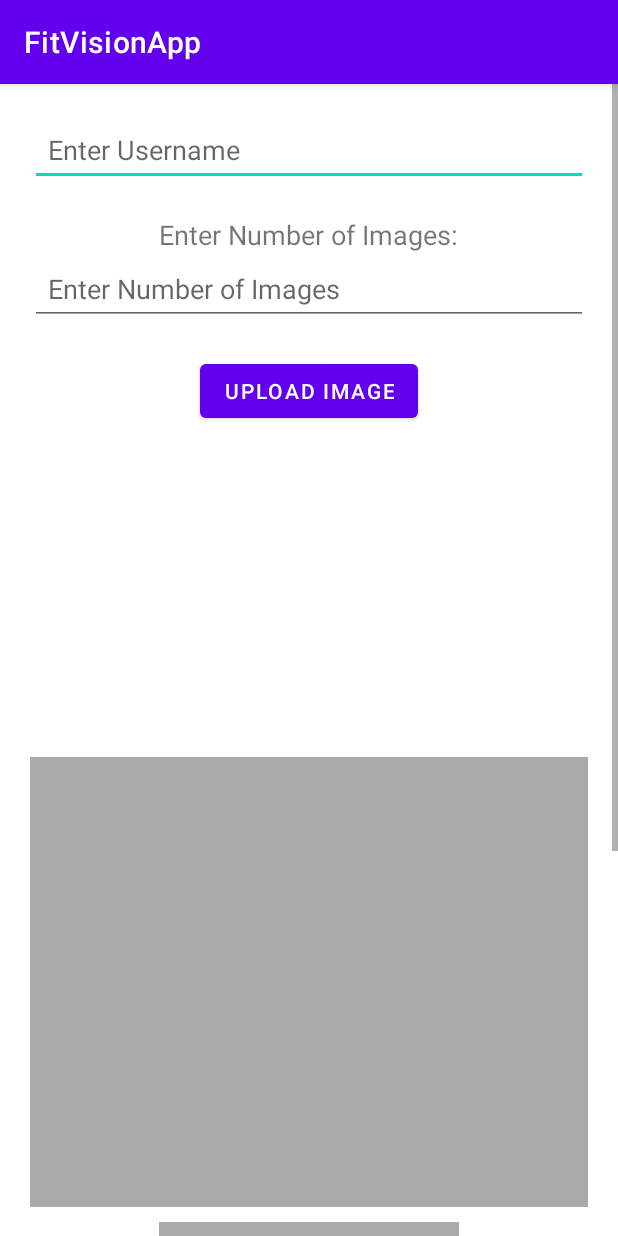
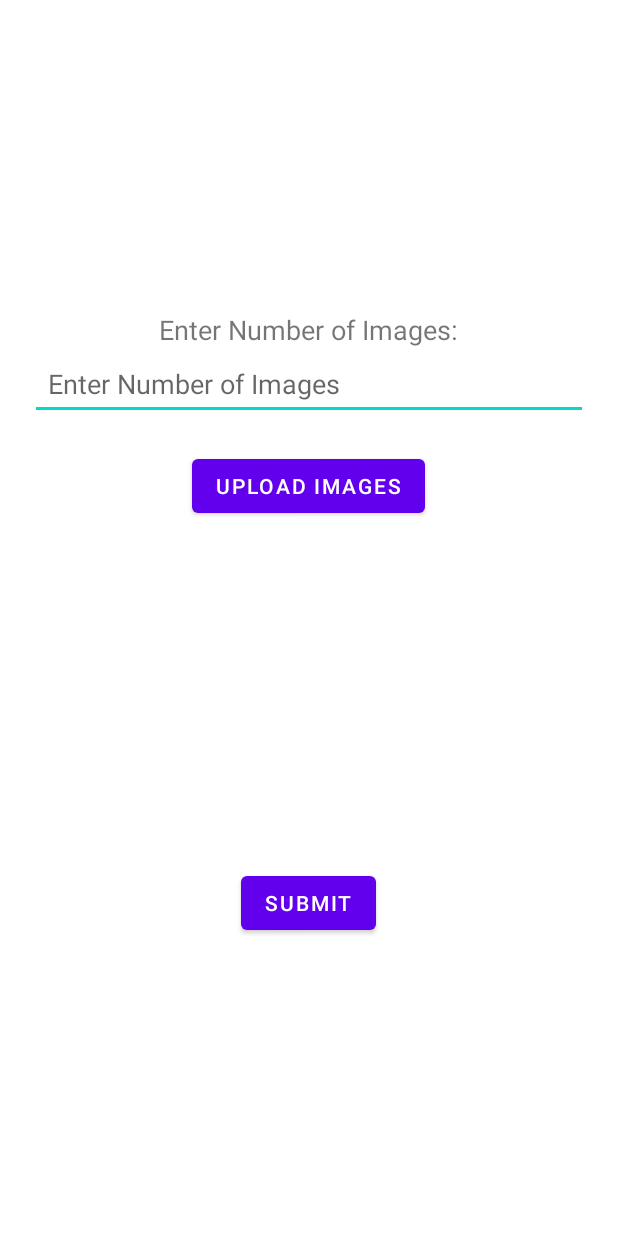
Before and after one commit to lightningmq95/FitVision, an Android app: the fragment ImageAnalysisFragment shown on its own in the app's theme, on a phone screen of 412 x 824 dp. Run offline under Robolectric (Android 15) with nearby library versions, the phone set to English and light mode, and no system bars; pictures from the network do not load.

Commit message:
temporarily disabled login, edited image analysis pg

```diff
--- a/FitVisionApp/app/src/main/java/com/example/fitvisionapp/network/ApiService.java
+++ b/FitVisionApp/app/src/main/java/com/example/fitvisionapp/network/ApiService.java
@@ -2,26 +2,23 @@ package com.example.fitvisionapp.network;
 
 import java.util.List;
 import java.util.Map;
-
 import okhttp3.MultipartBody;
-import okhttp3.RequestBody;
 import retrofit2.Call;
-import retrofit2.http.Body;
 import retrofit2.http.Multipart;
 import retrofit2.http.POST;
 import retrofit2.http.Part;
+import retrofit2.http.Body;
 
 public interface ApiService {
 
-    // Method 1: Send multiple images and username, get category & color
+    // ✅ Fix: Removed username! Now it only expects multiple images
     @Multipart
     @POST("/analyze")
     Call<List<Map<String, String>>> analyzeImages(
-            @Part("username") RequestBody username,
             @Part List<MultipartBody.Part> images
     );
 
-    // Method 2: Send corrected category, color, and image name
+    // ✅ Fix: Ensure corrections are sent correctly
     @POST("/sendCorrections")
     Call<Map<String, String>> sendCorrections(@Body List<Map<String, String>> corrections);
 }
--- a/FitVisionApp/app/src/main/res/layout/fragment_image_analysis.xml
+++ b/FitVisionApp/app/src/main/res/layout/fragment_image_analysis.xml
@@ -2,7 +2,8 @@
 <ScrollView xmlns:android="http://schemas.android.com/apk/res/android"
     android:layout_width="match_parent"
     android:layout_height="match_parent"
-    android:fillViewport="true">
+    android:fillViewport="true"
+    android:background="@color/white">
 
     <LinearLayout
         android:layout_width="match_parent"
@@ -10,16 +11,6 @@
         android:orientation="vertical"
         android:padding="20dp"
         android:gravity="center">
-
-        <!-- Username Input -->
-        <EditText
-            android:id="@+id/usernameInput"
-            android:layout_width="match_parent"
-            android:layout_height="48dp"
-        android:padding="12dp"
-        android:hint="Enter Username"
-        android:inputType="text"
-        android:layout_marginBottom="10dp"/>
 
         <!-- Number of Images Input -->
         <TextView
@@ -43,70 +34,44 @@
             android:id="@+id/uploadButton"
             android:layout_width="wrap_content"
             android:layout_height="wrap_content"
-            android:text="Upload Image"
+            android:text="Upload Images"
             android:layout_marginTop="10dp"/>
 
-        <!--  Scrollable Layout for User Uploaded Image Previews -->
-        <ScrollView
+        <!-- 🔹 Horizontal Scroll for Uploaded Images -->
+        <HorizontalScrollView
             android:layout_width="match_parent"
             android:layout_height="200dp"
-            android:layout_marginBottom="10dp"
-            android:contentDescription="Images Preview">
+            android:layout_marginBottom="10dp">
 
             <LinearLayout
                 android:id="@+id/imagePreviewLayout"
+                android:layout_width="wrap_content"
+                android:layout_height="wrap_content"
+                android:orientation="horizontal"/>
+        </HorizontalScrollView>
+
+        <!--  Backend Image Responses (Scrolls Horizontally) -->
+        <HorizontalScrollView
             android:layout_width="match_parent"
             android:layout_height="wrap_content"
-                android:orientation="horizontal"/>
-        </ScrollView>
-
-        <!--  Scrollable View for Backend Image Responses -->
-        <ScrollView
-            android:layout_width="match_parent"
-            android:layout_height="300dp"
             android:layout_marginTop="10dp"
-            android:background="@android:color/darker_gray"
-            android:contentDescription="Images received from backend">
+            android:background="@android:color/darker_gray">
 
             <LinearLayout
                 android:id="@+id/backendImageLayout"
-                android:layout_width="match_parent"
-                android:layout_height="wrap_content"
-                android:orientation="vertical"/>
-        </ScrollView>
-
-        <!-- Image Preview Box -->
-        <ImageView
-            android:id="@+id/imageView"
-            android:layout_width="200dp"
-            android:layout_height="200dp"
-            android:layout_marginTop="10dp"
-            android:scaleType="centerCrop"
-            android:background="@android:color/darker_gray"/>
-
-        <!-- Category Output -->
-        <TextView
-            android:id="@+id/categoryTextView"
                 android:layout_width="wrap_content"
                 android:layout_height="wrap_content"
-            android:layout_marginTop="10dp"
-            android:text="Category: "
-            android:textSize="18sp"/>
+                android:orientation="horizontal"/>
+        </HorizontalScrollView>
 
-        <!-- Color Output -->
-        <TextView
-            android:id="@+id/colorTextView"
-            android:layout_width="wrap_content"
-            android:layout_height="wrap_content"
-            android:text="Color: "
-            android:textSize="18sp"/>
-
-        <!-- Correct / Incorrect Buttons -->
+        <!--  Buttons for Correct / Incorrect -->
         <LinearLayout
+            android:id="@+id/correctIncorrectLayout"
             android:layout_width="wrap_content"
             android:layout_height="wrap_content"
             android:orientation="horizontal"
-            android:layout_marginTop="10dp">
+            android:layout_marginTop="10dp"
+            android:visibility="gone">
 
             <Button
                 android:id="@+id/correctButton"
@@ -122,7 +87,7 @@
                 android:layout_marginStart="10dp"/>
         </LinearLayout>
 
-        <!-- Clothing Type Dropdown (Hidden by Default) -->
+        <!--  Clothing Type Dropdown (Hidden by Default) -->
         <TextView
             android:id="@+id/clothingTypeLabel"
             android:layout_width="wrap_content"
@@ -138,7 +103,7 @@
             android:layout_height="wrap_content"
             android:visibility="gone"/>
 
-        <!-- Color Dropdown (Hidden by Default) -->
+        <!--  Color Dropdown (Hidden by Default) -->
         <TextView
             android:id="@+id/colorLabel"
             android:layout_width="wrap_content"
@@ -154,27 +119,21 @@
             android:layout_height="wrap_content"
             android:visibility="gone"/>
 
-        <!-- Confirm Correction Button (Hidden by default) -->
+        <!--  Confirm Correction Button (Hidden by Default) -->
         <Button
             android:id="@+id/confirmCorrectionButton"
             android:layout_width="wrap_content"
             android:layout_height="wrap_content"
             android:text="Confirm Correction"
-            android:visibility="gone"/>
+            android:visibility="gone"
+            android:layout_marginTop="10dp"/>
 
         <!-- Submit Button -->
-        <LinearLayout
-            android:layout_width="match_parent"
-            android:layout_height="wrap_content"
-            android:gravity="center"
-            android:layout_marginTop="10dp">
-
         <Button
             android:id="@+id/submitButton"
             android:layout_width="wrap_content"
             android:layout_height="wrap_content"
-                android:text="Submit"/>
-        </LinearLayout>
-
+            android:text="Submit"
+            android:layout_marginTop="10dp"/>
     </LinearLayout>
 </ScrollView>
--- a/FitVisionApp/app/src/main/res/menu/activity_main_drawer.xml
+++ b/FitVisionApp/app/src/main/res/menu/activity_main_drawer.xml
@@ -22,7 +22,7 @@
             android:title="Logout" />
 
         <item
-            android:id="@+id/nav_image_analysis"
+            android:id="@+id/imageAnalysisFragment"
             android:icon="@drawable/ic_photo"
             android:title="Image Analysis" />
         <!-- pic to be added-->
--- a/FitVisionApp/app/src/main/res/navigation/mobile_navigation.xml
+++ b/FitVisionApp/app/src/main/res/navigation/mobile_navigation.xml
@@ -25,7 +25,7 @@
 
     <fragment
         android:id="@+id/imageAnalysisFragment"
-        android:name="com.example.fitvisionapp.ui.image.ImageAnalysisFragment"
+        android:name="com.example.fitvisionapp.ui.images.ImageAnalysisFragment"
         android:label="Image Analysis">
     </fragment>
 
--- a/FitVisionApp/app/src/main/res/values/styles.xml
+++ b/FitVisionApp/app/src/main/res/values/styles.xml
@@ -1,6 +1,6 @@
 <resources>
-    <!-- Base application theme -->
-    <style name="Theme.FitVisionApp" parent="Theme.MaterialComponents.DayNight.DarkActionBar">
+    <!-- Base application theme (FIXED) -->
+    <style name="Theme.FitVisionApp" parent="Theme.MaterialComponents.DayNight.NoActionBar">
         <item name="colorPrimary">@color/purple_500</item>
         <item name="colorPrimaryVariant">@color/purple_700</item>
         <item name="colorOnPrimary">@android:color/white</item>
@@ -22,6 +22,8 @@
 
     <!-- Popup Overlay -->
     <style name="Theme.FitVisionApp.PopupOverlay" parent="ThemeOverlay.MaterialComponents.Light"/>
+
+    <!-- SearchView Style -->
     <style name="SearchViewStyle" parent="Widget.AppCompat.SearchView">
         <item name="android:textColor">@android:color/black</item>
         <item name="android:editTextColor">@android:color/black</item>
```
Also changed, not shown: FitVisionApp/app/src/main/AndroidManifest.xml (+23 -12 lines), FitVisionApp/app/src/main/java/com/example/fitvisionapp/MainActivity.java (+16 -11 lines), FitVisionApp/app/src/main/java/com/example/fitvisionapp/ui/images/ImageAnalysisFragment.java (+42 -166 lines). Lines whose indentation alone changed are shown as unchanged.
